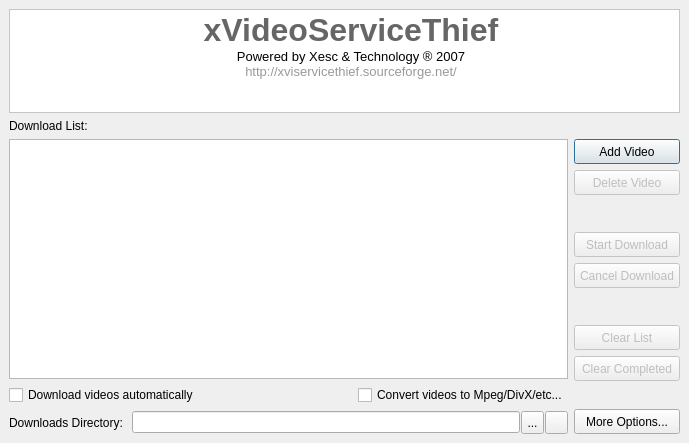
Qt form ui/mainform.ui (ckorn/xvst) before a commit.
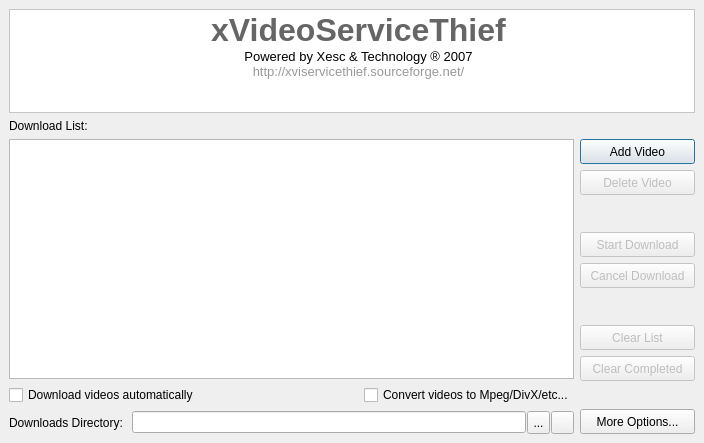
The same form after that commit. Icons and pictures are not drawn.

Commit message: "Automatic updates" forms.

What changed in the file:
```diff
--- a/ui/mainform.ui
+++ b/ui/mainform.ui
@@ -8,7 +8,7 @@
    <rect>
     <x>0</x>
     <y>0</y>
-    <width>689</width>
+    <width>704</width>
     <height>443</height>
    </rect>
   </property>
@@ -310,7 +310,7 @@
         </property>
         <property name="minimumSize" >
          <size>
-          <width>106</width>
+          <width>115</width>
           <height>25</height>
          </size>
         </property>
@@ -335,7 +335,7 @@
         </property>
         <property name="minimumSize" >
          <size>
-          <width>106</width>
+          <width>115</width>
           <height>25</height>
          </size>
         </property>
@@ -364,7 +364,7 @@
         </property>
         <property name="minimumSize" >
          <size>
-          <width>106</width>
+          <width>115</width>
           <height>25</height>
          </size>
         </property>
@@ -380,7 +380,7 @@
         </property>
         <property name="minimumSize" >
          <size>
-          <width>106</width>
+          <width>115</width>
           <height>25</height>
          </size>
         </property>
@@ -409,7 +409,7 @@
         </property>
         <property name="minimumSize" >
          <size>
-          <width>106</width>
+          <width>115</width>
           <height>25</height>
          </size>
         </property>
@@ -425,7 +425,7 @@
         </property>
         <property name="minimumSize" >
          <size>
-          <width>106</width>
+          <width>115</width>
           <height>25</height>
          </size>
         </property>
@@ -454,7 +454,7 @@
        <widget class="QPushButton" name="btnMoreOptions" >
         <property name="minimumSize" >
          <size>
-          <width>106</width>
+          <width>115</width>
           <height>25</height>
          </size>
         </property>
```
The commit also changes 3 other files.
